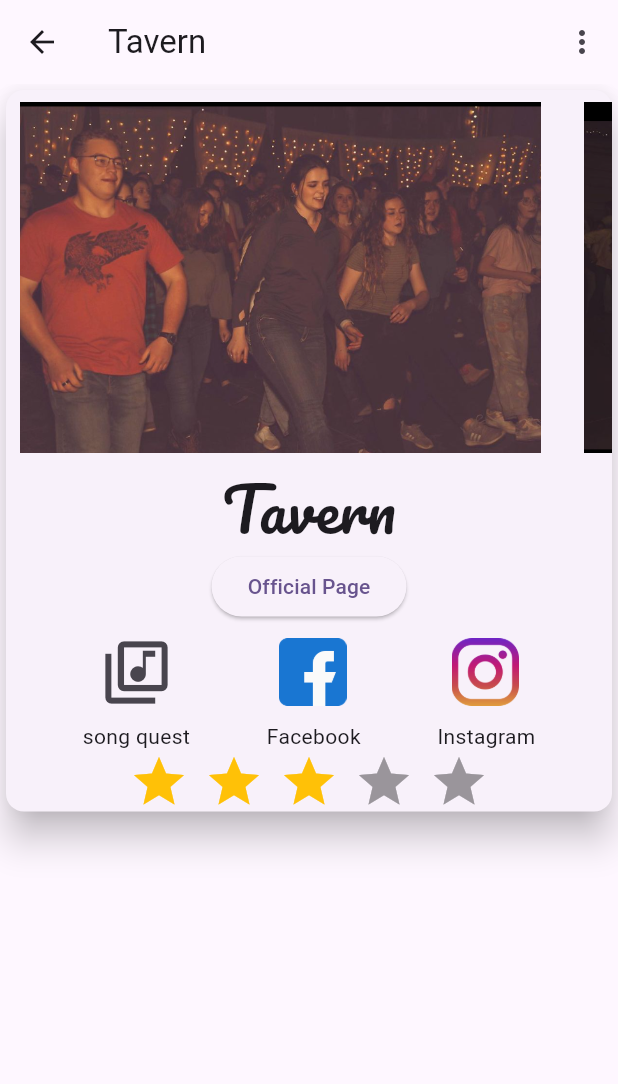
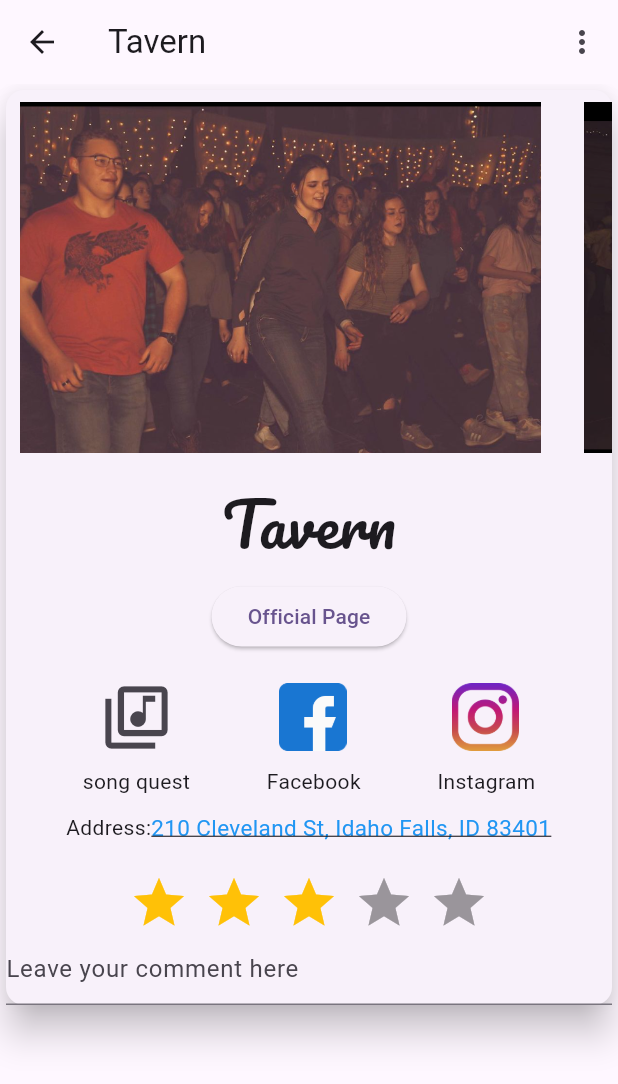
Before and after one commit to cding2000/Rexburg-Dancing, a Flutter app: the VenueDetailPage screen opened by its route, on a phone screen of 412 x 824 dp. Shown: the top 1084 px of the screen. Run offline on Flutter 3.47's test engine with Material 2 defaults, Android fonts, the light colour scheme and no system bars; drawn by our look-alikes of flutter_rating_bar; our stand-ins replace cloud_firestore, firebase_auth, firebase_core, google_fonts; accounts and stored records are empty; network calls fail.

Commit message:
hyper link of google map added

```diff
--- a/lib/views/register_views.dart
+++ b/lib/views/register_views.dart
@@ -58,6 +58,7 @@ class _RegisterViewState extends State<RegisterView> {
                 autocorrect: false,
                 enableSuggestions: false,
                 keyboardType: TextInputType.emailAddress,
+                style: const TextStyle(color: Color.fromRGBO(175, 159, 11, 1)),
                 decoration: const InputDecoration(
                   hintText: 'Enter your email here',
                   hintStyle: TextStyle(color: Color.fromRGBO(175, 159, 11, 1)),
@@ -69,6 +70,7 @@ class _RegisterViewState extends State<RegisterView> {
                 obscureText: true,
                 autocorrect: false,
                 enableSuggestions: false,
+                style: const TextStyle(color: Color.fromRGBO(175, 159, 11, 1)),
                 decoration: const InputDecoration(
                   hintText: 'Enter your password here',
                   hintStyle: TextStyle(color: Color.fromARGB(255, 175, 159, 11)),
--- a/lib/views/venue_detail_view.dart
+++ b/lib/views/venue_detail_view.dart
@@ -1,3 +1,5 @@
+import 'package:firebase_auth/firebase_auth.dart';
+import 'package:flutter/gestures.dart';
 import 'package:flutter/material.dart';
 import "package:google_fonts/google_fonts.dart";
 import 'package:flutter_rating_bar/flutter_rating_bar.dart';
@@ -12,11 +14,15 @@ import '../utilities/log_out_dialog.dart';
 class VenueDetailPage extends StatefulWidget {
   const VenueDetailPage({super.key});
 
+
   @override
   State<VenueDetailPage> createState() => _VenueDetailPageState();
 }
 
 class _VenueDetailPageState extends State<VenueDetailPage> {
+  final currentUser = FirebaseAuth.instance.currentUser;
+  final textController = TextEditingController();
+
   @override
   Widget build(BuildContext context) {
     return Scaffold(
@@ -108,10 +114,16 @@ class _VenueDetailPageState extends State<VenueDetailPage> {
                   )
                 ],),
               ),
+
+              const SizedBox(height: 10,),
+
               Text("Tavern",style: GoogleFonts.pacifico(fontSize: 40),),
+              const SizedBox(height: 10,),
               ElevatedButton(onPressed: (){
                 launch('https://www.instagram.com/thetavernidahofalls/');
               }, child: const Text('Official Page')),
+
+              const SizedBox(height: 10,),
 
               Row(
               mainAxisAlignment: MainAxisAlignment.spaceEvenly,
@@ -136,6 +148,28 @@ class _VenueDetailPageState extends State<VenueDetailPage> {
                 Text('Instagram'),
               ],
               ),
+
+              const SizedBox(height: 10,),
+
+              const Row(
+                children:[
+                SizedBox(width: 40),
+                Text('Address:'),
+                InkWell(
+  onTap: _launchURL,
+  child: Text(
+    '210 Cleveland St, Idaho Falls, ID 83401',
+    style: TextStyle(
+      fontSize: 15,
+      color: Colors.blue,
+      decoration: TextDecoration.underline,
+    ),
+  ),
+),]
+
+              ),
+              const SizedBox(height: 20,),
+
               Column(
               crossAxisAlignment: CrossAxisAlignment.center,
               mainAxisAlignment: MainAxisAlignment.spaceEvenly,
@@ -145,12 +179,24 @@ class _VenueDetailPageState extends State<VenueDetailPage> {
 
         ),
 
+
+        TextField(
+          controller: textController,
+          obscureText: false,
+          decoration: const InputDecoration(
+                  hintText: 'Leave your comment here',
+                ),
+
+      ),
+
          ],
+
         ),
             ),
 
         ])
-      )
+      ),
+
         );
 
   }
@@ -172,3 +218,13 @@ class _VenueDetailPageState extends State<VenueDetailPage> {
   }
 
 }
+
+
+_launchURL() async {
+  Uri _url = Uri.parse('https://www.google.com/maps/place/210+Cleveland+St,+Idaho+Falls,+ID+83401/data=!4m2!3m1!1s0x53545eac8bae1565:0xd4f26411d9c0b6a8?sa=X&ved=2ahUKEwjh0-OlhfeCAxVED0QIHSCOAREQ8gF6BAgQEAA');
+  if (await launchUrl(_url)) {
+    await launchUrl(_url);
+  } else {
+    throw 'Could not launch $_url';
+  }
+}
```
